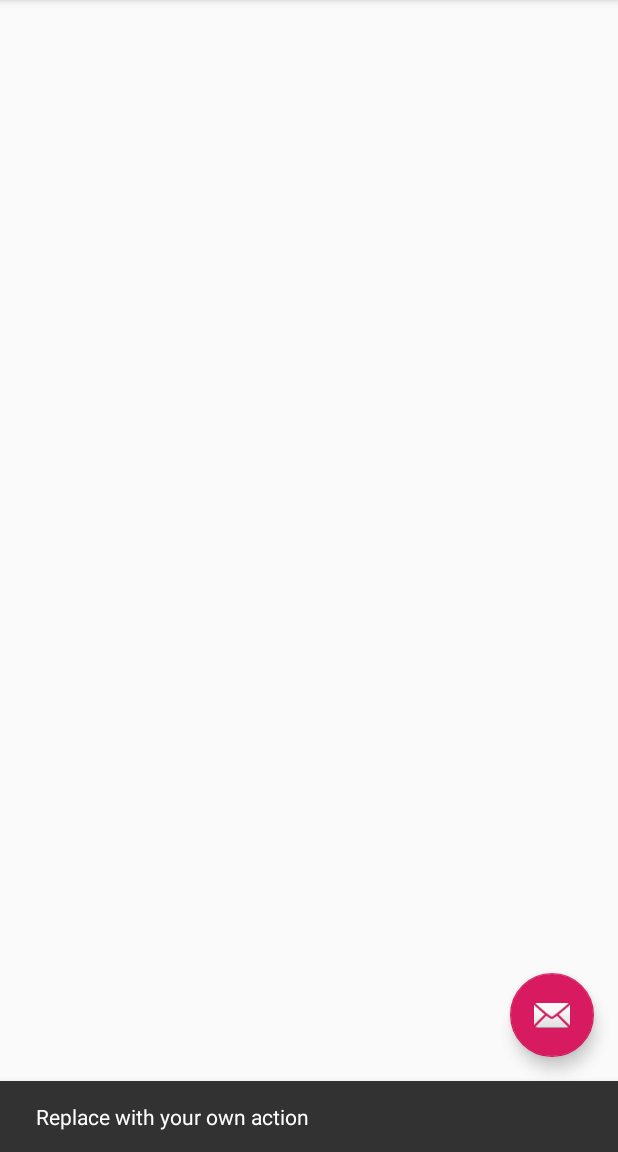
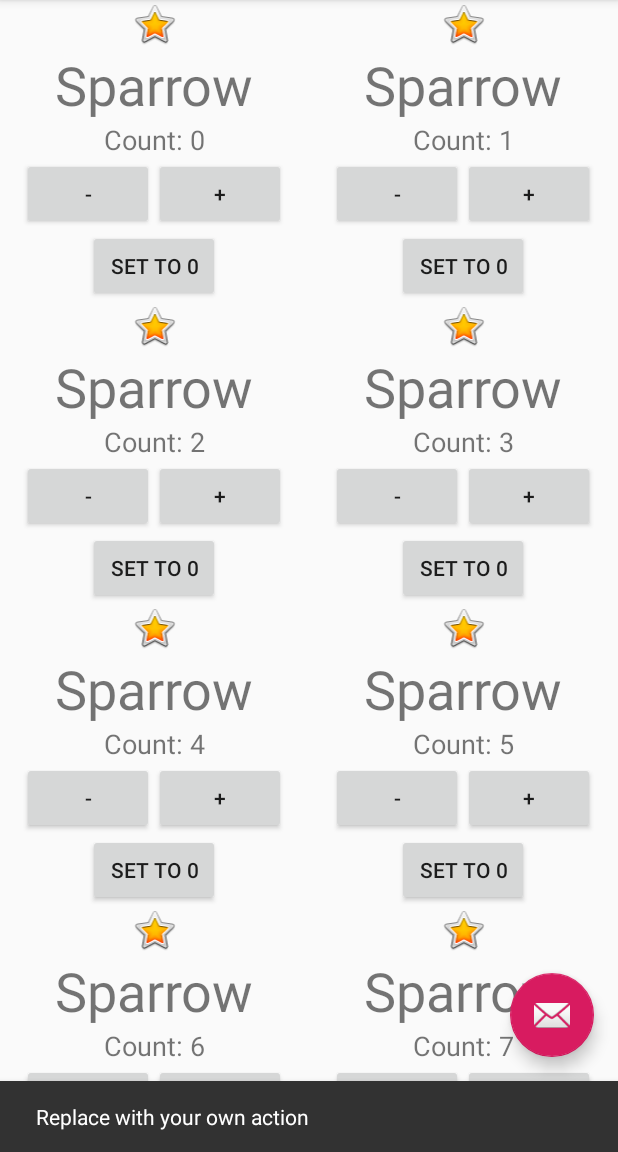
Before and after one commit to mwardach/BirdWatcher, an Android app: the screen it shows after launch (MainActivity), after a tap on an icon or button, on a phone screen of 412 x 824 dp, the part 84-1236 px from its top. Run offline under Robolectric (Android 15) with nearby library versions, the phone set to English and light mode, and no system bars; our stand-ins replace Firebase (no records; nobody signed in at launch, a user with empty details on screens opened directly); 1 statement that could not run was skipped.

Commit message:
Add Bird and MyAdapter class Created bird_item layout for GridView Added GridView to activity_main to display bird counts

```diff
--- a/app/build.gradle
+++ b/app/build.gradle
@@ -27,6 +27,7 @@ dependencies {
     implementation 'com.google.android.material:material:1.0.0'
     implementation platform('com.google.firebase:firebase-bom:26.5.0')
     implementation 'com.google.firebase:firebase-analytics'
+    implementation 'com.google.firebase:firebase-database:16.0.4'
     testImplementation 'junit:junit:4.12'
     androidTestImplementation 'androidx.test.ext:junit:1.1.0'
     androidTestImplementation 'androidx.test.espresso:espresso-core:3.1.1'
--- /dev/null
+++ b/app/src/main/java/edu/augustana/BirdCounter/Bird.java
@@ -0,0 +1,20 @@
+package edu.augustana.BirdCounter;
+
+public class Bird {
+
+    String birdName;
+    int birdCount;
+
+    public Bird(String birdName, int birdCount) {
+        this.birdName = birdName;
+        this.birdCount = birdCount;
+    }
+
+    public String getBirdName() {
+        return birdName;
+    }
+
+    public int getBirdCount() {
+        return birdCount;
+    }
+}
--- a/app/src/main/java/edu/augustana/BirdCounter/MainActivity.java
+++ b/app/src/main/java/edu/augustana/BirdCounter/MainActivity.java
@@ -1,30 +1,76 @@
 package edu.augustana.BirdCounter;
 
 import android.os.Bundle;
-
-import com.google.android.material.floatingactionbutton.FloatingActionButton;
-import com.google.android.material.snackbar.Snackbar;
+import android.view.Menu;
+import android.view.MenuItem;
+import android.view.View;
+import android.widget.Button;
+import android.widget.GridView;
 
 import androidx.appcompat.app.AppCompatActivity;
 import androidx.appcompat.widget.Toolbar;
 
-import android.view.View;
-import android.view.Menu;
-import android.view.MenuItem;
+import com.google.android.material.floatingactionbutton.FloatingActionButton;
+import com.google.android.material.snackbar.Snackbar;
+import com.google.firebase.database.DatabaseReference;
+import com.google.firebase.database.FirebaseDatabase;
+
+import java.util.ArrayList;
 
 public class MainActivity extends AppCompatActivity {
+
+    private DatabaseReference myRef = FirebaseDatabase.getInstance().getReference();
+    GridView birdGrid;
+    ArrayList birdList = new ArrayList<Bird>();
+    Button increment;
+    Button decrement;
+    Button reset;
 
     @Override
     protected void onCreate(Bundle savedInstanceState) {
         super.onCreate(savedInstanceState);
         setContentView(R.layout.activity_main);
+        birdGrid = (GridView) findViewById(R.id.birdGrid);
+
+        myRef.child("Sparrow").setValue(0);
+        myRef.child("Sandpiper").setValue(0);
+        myRef.child("Saddleback").setValue(0);
+        myRef.child("Shoveler").setValue(0);
+        myRef.child("Starling").setValue(0);
+        myRef.child("Surfbird").setValue(0);
+        myRef.child("Swallow").setValue(0);
+
+        birdList.add(new Bird("Sparrow", 0));
+        birdList.add(new Bird("Sparrow", 1));
+        birdList.add(new Bird("Sparrow", 2));
+        birdList.add(new Bird("Sparrow", 3));
+        birdList.add(new Bird("Sparrow", 4));
+        birdList.add(new Bird("Sparrow", 5));
+        birdList.add(new Bird("Sparrow", 6));
+        birdList.add(new Bird("Sparrow", 7));
+        birdList.add(new Bird("Sparrow", 8));
+
+        MyAdapter myAdapter=new MyAdapter(this,R.layout.bird_item, birdList);
+        birdGrid.setAdapter(myAdapter);
+
         Toolbar toolbar = findViewById(R.id.toolbar);
         setSupportActionBar(toolbar);
 
+        increment = findViewById(R.id.increment);
+        decrement = findViewById(R.id.decrement);
+        reset = findViewById(R.id.reset);
+
+        increment.setOnClickListener(new View.OnClickListener() {
+            @Override
+            public void onClick(View v) {
+
+            }
+        });
         FloatingActionButton fab = findViewById(R.id.fab);
         fab.setOnClickListener(new View.OnClickListener() {
             @Override
             public void onClick(View view) {
+                myRef.setValue("A birb");
                 Snackbar.make(view, "Replace with your own action", Snackbar.LENGTH_LONG)
                         .setAction("Action", null).show();
             }
--- /dev/null
+++ b/app/src/main/java/edu/augustana/BirdCounter/MyAdapter.java
@@ -0,0 +1,46 @@
+package edu.augustana.BirdCounter;
+
+import android.content.Context;
+import android.view.LayoutInflater;
+import android.view.View;
+import android.view.ViewGroup;
+import android.widget.ArrayAdapter;
+import android.widget.Button;
+import android.widget.TextView;
+
+import java.util.ArrayList;
+
+public class MyAdapter extends ArrayAdapter {
+
+    ArrayList<Bird> birdList = new ArrayList<Bird>();
+
+    public MyAdapter(Context context, int textViewResourceId, ArrayList objects) {
+        super(context, textViewResourceId, objects);
+        birdList = objects;
+    }
+
+    @Override
+    public int getCount() {
+        return super.getCount();
+    }
+
+    @Override
+    public View getView(int position, View convertView, ViewGroup parent) {
+        View v = convertView;
+        LayoutInflater inflater = (LayoutInflater) getContext().getSystemService(Context.LAYOUT_INFLATER_SERVICE);
+        v = inflater.inflate(R.layout.bird_item, null);
+        TextView birdName = (TextView) v.findViewById(R.id.birdName);
+        TextView birdCount = (TextView) v.findViewById(R.id.birdCount);
+        Button increment = (Button) v.findViewById(R.id.increment);
+        Button decrement = (Button) v.findViewById(R.id.decrement);
+        Button reset = (Button) v.findViewById(R.id.reset);
+
+        //This code is gotten from https://stackoverflow.com/questions/12734793/android-get-position-of-clicked-item-in-gridview
+        //Used to know for which bird the button is pushed
+        increment.setTag(Integer.valueOf(position));
+        birdName.setText(birdList.get(position).getBirdName());
+        birdCount.setText("Count: " + birdList.get(position).getBirdCount());
+
+        return v;
+    }
+}
--- a/app/src/main/res/layout/activity_main.xml
+++ b/app/src/main/res/layout/activity_main.xml
@@ -6,7 +6,13 @@
     android:layout_height="match_parent"
     tools:context=".MainActivity">
 
+    <LinearLayout
+        android:layout_width="match_parent"
+        android:layout_height="match_parent"
+        android:orientation="vertical">
+
         <com.google.android.material.appbar.AppBarLayout
+            android:id="@+id/AppBar"
             android:layout_width="match_parent"
             android:layout_height="wrap_content"
             android:theme="@style/AppTheme.AppBarOverlay">
@@ -20,7 +26,15 @@
 
         </com.google.android.material.appbar.AppBarLayout>
 
-    <include layout="@layout/content_main" />
+        <GridView
+            android:id="@+id/birdGrid"
+            android:layout_width="match_parent"
+            android:layout_height="wrap_content"
+            android:numColumns="2">
+
+        </GridView>
+
+    </LinearLayout>
 
     <com.google.android.material.floatingactionbutton.FloatingActionButton
         android:id="@+id/fab"
--- /dev/null
+++ b/app/src/main/res/layout/bird_item.xml
@@ -0,0 +1,56 @@
+<?xml version="1.0" encoding="utf-8"?>
+<LinearLayout xmlns:android="http://schemas.android.com/apk/res/android"
+    xmlns:app="http://schemas.android.com/apk/res-auto"
+    xmlns:tools="http://schemas.android.com/tools"
+    android:layout_width="match_parent"
+    android:layout_height="wrap_content"
+    android:orientation="vertical">
+
+    <ImageView
+        android:id="@+id/birdImage"
+        android:layout_width="match_parent"
+        android:layout_height="wrap_content"
+        app:srcCompat="@android:drawable/btn_star_big_on" />
+
+    <TextView
+        android:id="@+id/birdName"
+        android:layout_width="wrap_content"
+        android:layout_height="wrap_content"
+        android:layout_gravity="center"
+        android:text="TextView"
+        android:textSize="36sp" />
+
+    <TextView
+        android:id="@+id/birdCount"
+        android:layout_width="wrap_content"
+        android:layout_height="wrap_content"
+        android:layout_gravity="center"
+        android:text="TextView"
+        android:textSize="18sp" />
+
+    <LinearLayout
+        android:layout_width="match_parent"
+        android:layout_height="match_parent"
+        android:gravity="center">
+
+        <Button
+            android:id="@+id/decrement"
+            android:layout_width="wrap_content"
+            android:layout_height="wrap_content"
+            android:clickable="false"
+            android:text="-" />
+
+        <Button
+            android:id="@+id/increment"
+            android:layout_width="wrap_content"
+            android:layout_height="wrap_content"
+            android:text="+" />
+    </LinearLayout>
+
+    <Button
+        android:id="@+id/reset"
+        android:layout_width="wrap_content"
+        android:layout_height="wrap_content"
+        android:layout_gravity="center"
+        android:text="Set To 0" />
+</LinearLayout>
```
Also changed, not shown: 1 other file. Lines whose indentation alone changed are shown as unchanged.
